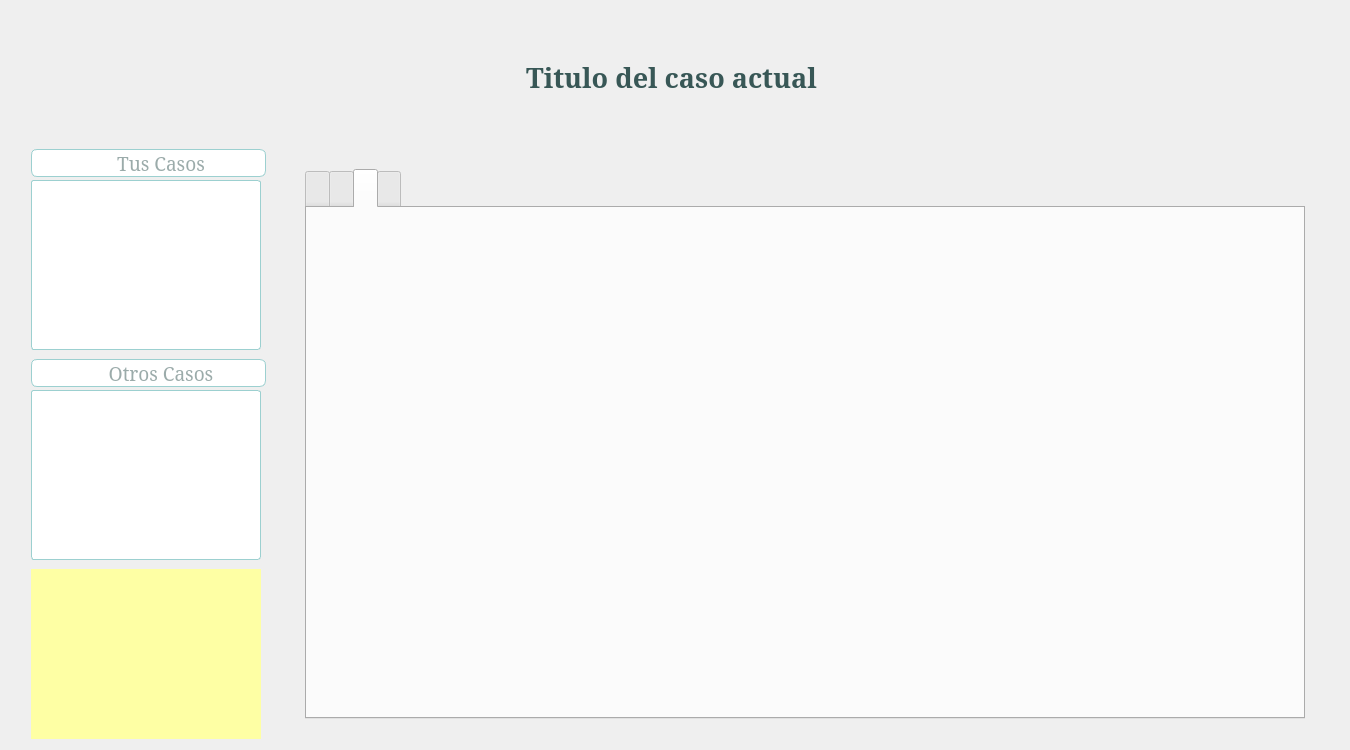
First picture: the form in src/forms/caseview.ui, repository damaro05/LawFirmPlatform, before the edit.
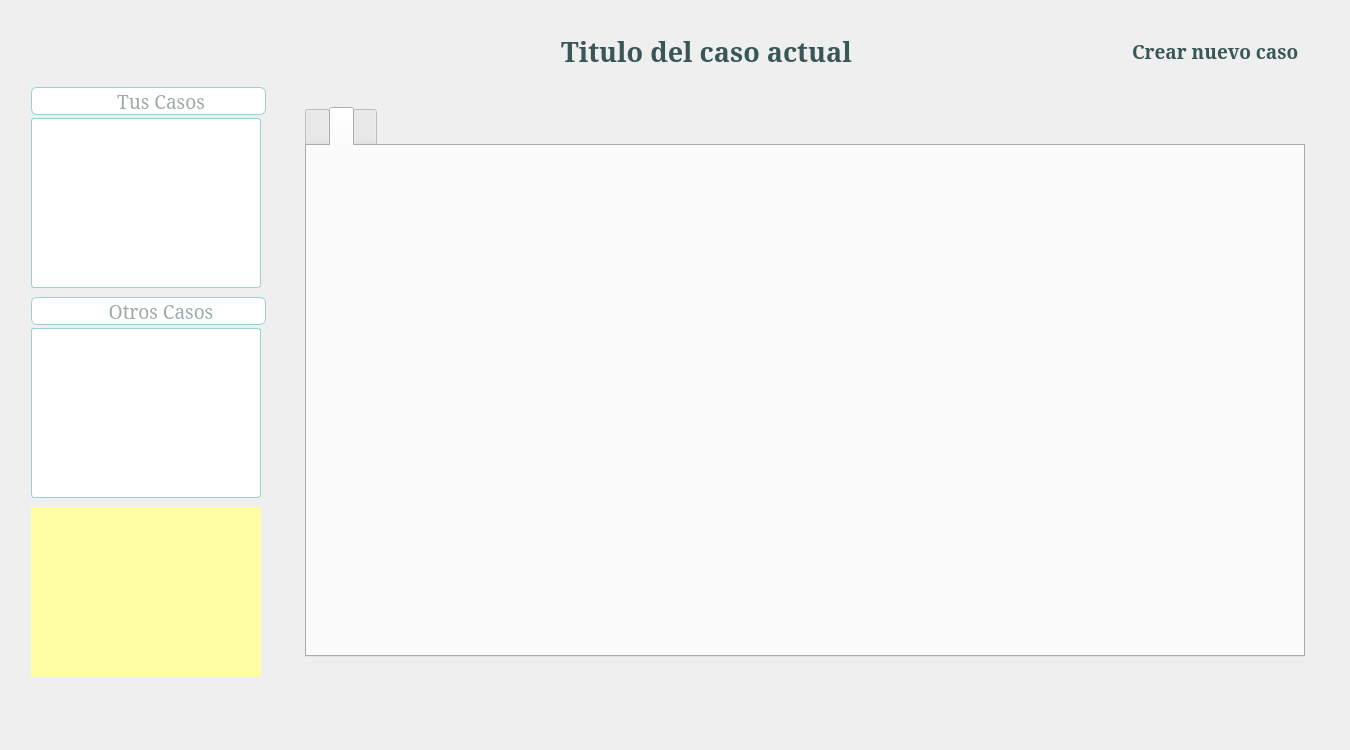
Second picture: the form after the edit. The open tabs and pages were chosen to show the change. Icons and pictures are not drawn.

Commit message: CaseHoursView, custom table view model, connection.h testing sqllite, differents functions for QSqlTableView as a main model

Patch:
```diff
--- a/src/forms/caseview.ui
+++ b/src/forms/caseview.ui
@@ -21,10 +21,13 @@
        <property name="orientation">
         <enum>Qt::Vertical</enum>
        </property>
+       <property name="sizeType">
+        <enum>QSizePolicy::MinimumExpanding</enum>
+       </property>
        <property name="sizeHint" stdset="0">
         <size>
          <width>20</width>
-         <height>40</height>
+         <height>20</height>
         </size>
        </property>
       </spacer>
@@ -36,9 +39,12 @@
          <property name="orientation">
           <enum>Qt::Horizontal</enum>
          </property>
+         <property name="sizeType">
+          <enum>QSizePolicy::MinimumExpanding</enum>
+         </property>
          <property name="sizeHint" stdset="0">
           <size>
-           <width>40</width>
+           <width>550</width>
            <height>20</height>
           </size>
          </property>
@@ -90,6 +96,86 @@
          </property>
         </spacer>
        </item>
+       <item>
+        <widget class="QPushButton" name="btnNewCase">
+         <property name="minimumSize">
+          <size>
+           <width>40</width>
+           <height>40</height>
+          </size>
+         </property>
+         <property name="maximumSize">
+          <size>
+           <width>40</width>
+           <height>40</height>
+          </size>
+         </property>
+         <property name="styleSheet">
+          <string notr="true">#btnNewCase:hover{
+	background-color: rgb(218, 240, 240);
+	border: 1px solid #1089a8;
+	border-radius: 20px;
+}
+
+#btnNewCase:checked{
+	background-color: rgb(180, 240, 240);
+	border: 1px solid #1089a8;
+	border-radius: 20px;
+}
+</string>
+         </property>
+         <property name="icon">
+          <iconset resource="../../media.qrc">
+           <normaloff>:/icons/Resources/imgs/icons/setDefault/Add File-32.png</normaloff>:/icons/Resources/imgs/icons/setDefault/Add File-32.png</iconset>
+         </property>
+         <property name="iconSize">
+          <size>
+           <width>32</width>
+           <height>32</height>
+          </size>
+         </property>
+         <property name="checkable">
+          <bool>true</bool>
+         </property>
+         <property name="flat">
+          <bool>true</bool>
+         </property>
+        </widget>
+       </item>
+       <item>
+        <widget class="QLabel" name="labelNewCase">
+         <property name="font">
+          <font>
+           <family>Garamond</family>
+           <pointsize>14</pointsize>
+           <weight>75</weight>
+           <bold>true</bold>
+          </font>
+         </property>
+         <property name="styleSheet">
+          <string notr="true">color: rgb(56, 87, 86);</string>
+         </property>
+         <property name="text">
+          <string>Crear nuevo caso</string>
+         </property>
+        </widget>
+       </item>
+       <item>
+        <spacer name="horizontalSpacer_6">
+         <property name="orientation">
+          <enum>Qt::Horizontal</enum>
+         </property>
+         <property name="sizeType">
+          <enum>QSizePolicy::Minimum</enum>
+         </property>
+         <property name="sizeHint" stdset="0">
+          <size>
+           <width>40</width>
+           <height>20</height>
+          </size>
+         </property>
+        </spacer>
+       </item>
       </layout>
      </item>
      <item>
@@ -97,10 +183,13 @@
        <property name="orientation">
         <enum>Qt::Vertical</enum>
        </property>
+       <property name="sizeType">
+        <enum>QSizePolicy::MinimumExpanding</enum>
+       </property>
        <property name="sizeHint" stdset="0">
         <size>
          <width>20</width>
-         <height>40</height>
+         <height>10</height>
         </size>
        </property>
       </spacer>
@@ -530,18 +619,8 @@
        <widget class="QWidget" name="tabCaseFaseView">
         <attribute name="icon">
          <iconset resource="../../media.qrc">
-          <normaloff>:/icons/Resources/imgs/icons/setDefault/Numbered List-48.png</normaloff>
-          <normalon>:/icons/Resources/imgs/icons/setDefault/Numbered List Filled-48.png</normalon>:/icons/Resources/imgs/icons/setDefault/Numbered List-48.png</iconset>
-        </attribute>
-        <attribute name="title">
-         <string/>
-        </attribute>
-       </widget>
-       <widget class="QWidget" name="tabCaseHoursView">
-        <attribute name="icon">
-         <iconset resource="../../media.qrc">
-          <normaloff>:/icons/Resources/imgs/icons/setDefault/Time-48.png</normaloff>
-          <normalon>:/icons/Resources/imgs/icons/setDefault/Time Filled-48.png</normalon>:/icons/Resources/imgs/icons/setDefault/Time-48.png</iconset>
+          <normaloff>:/icons/Resources/imgs/icons/setDefault/Checklist-48.png</normaloff>
+          <normalon>:/icons/Resources/imgs/icons/setDefault/Checklist Filled-48.png</normalon>:/icons/Resources/imgs/icons/setDefault/Checklist-48.png</iconset>
         </attribute>
         <attribute name="title">
          <string/>
@@ -584,6 +663,19 @@
      </item>
     </layout>
    </item>
+   <item row="2" column="0">
+    <spacer name="verticalSpacer_3">
+     <property name="orientation">
+      <enum>Qt::Vertical</enum>
+     </property>
+     <property name="sizeHint" stdset="0">
+      <size>
+       <width>20</width>
+       <height>40</height>
+      </size>
+     </property>
+    </spacer>
+   </item>
   </layout>
  </widget>
  <resources>
```
Left out of the diff: 10 changed lines with no effect on the pictures. The commit also changes 101 other files.
